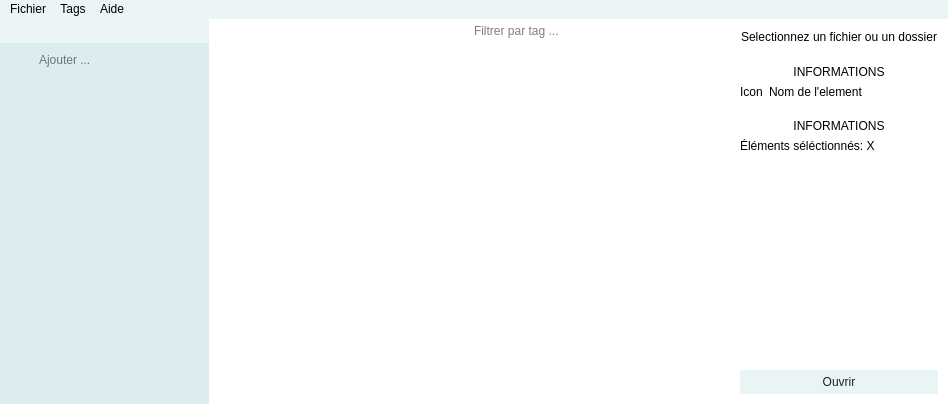
Before: the Qt Designer form MarcoPolo/mainwindow.ui in ErrOrnAmE/MarcoPolo, drawn with Qt 5.
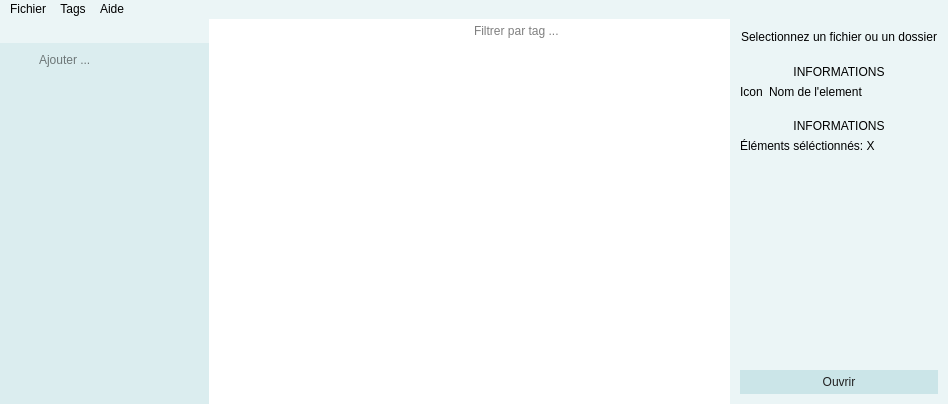
After: the same form once the commit is applied. Icons and pictures are not drawn. Custom widgets are drawn as their Qt base class.

Commit message: ajout des couleurs

```diff
--- a/MarcoPolo/mainwindow.ui
+++ b/MarcoPolo/mainwindow.ui
@@ -31,6 +31,9 @@
 	background-color : white;
 	border: 0px solide transparent;
 }
+QWidget#rightPanel {
+	background-color : 1D4ca4ae;
+}
 QListView#tagView, QTreeView#treeView {
 	background-color : #334ca4ae;
 }
@@ -48,7 +51,7 @@
 	background-color : #334ca4ae
 }
 QPushButton#openButton {
-	background-color : #204ca4ae;
+	background-color : #334ca4ae;
 }
  QPushButton#addButton:!focus{
 	background-color : #334ca4ae;
@@ -409,7 +412,13 @@
       <item>
        <widget class="QWidget" name="rightPanel" native="true">
         <property name="styleSheet">
-         <string notr="true"/>
+         <string notr="true">QWidget {
+	background-color : #ebf5f6;
+}
+
+QPushButton#openButton {
+	background-color : #334ca4ae
+}</string>
         </property>
         <layout class="QVBoxLayout" name="rightPanel_2">
          <property name="spacing">
```
The commit also changes 1 other file.
